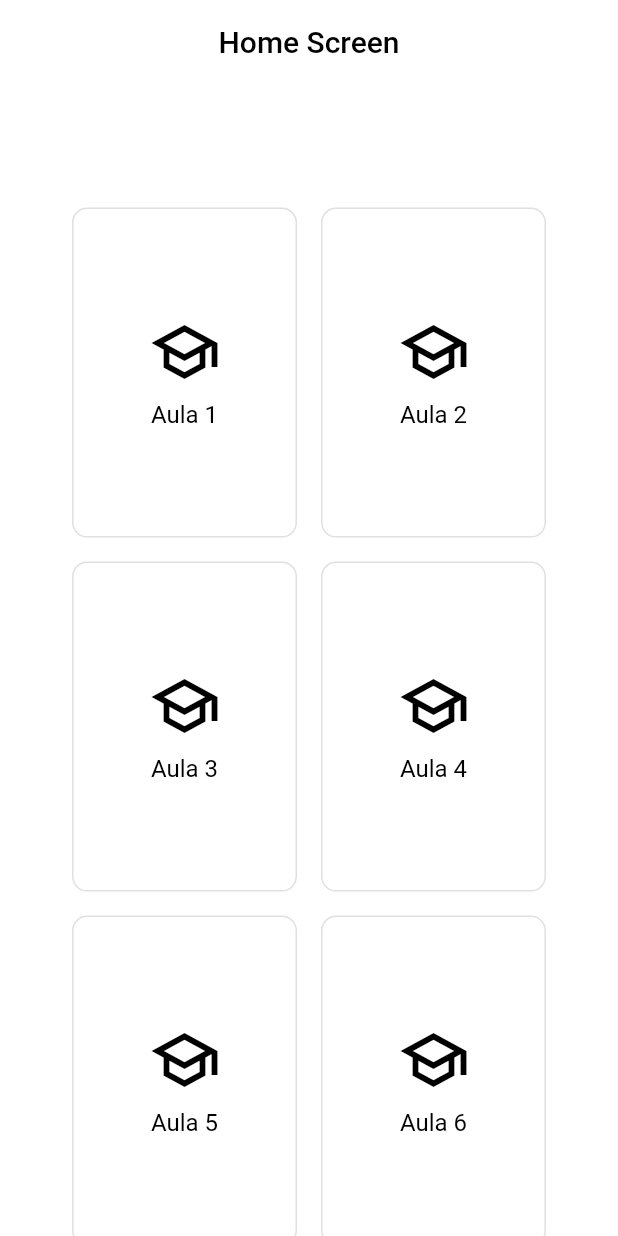
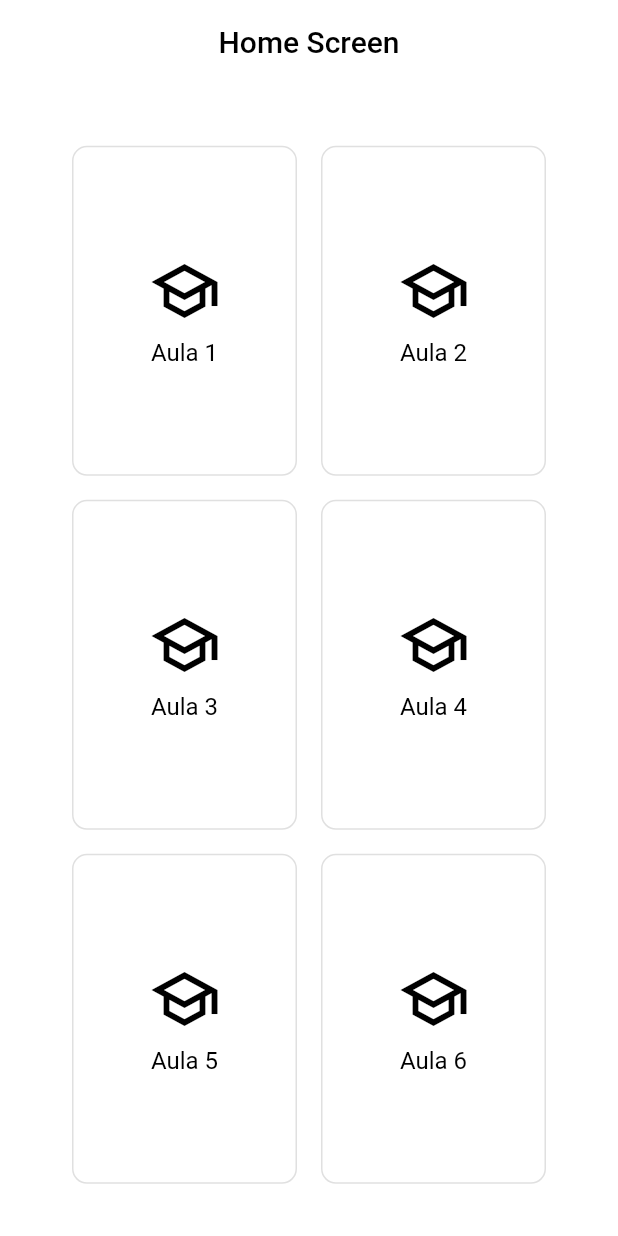
Before and after one commit to Star7-jpg/flutter-app, a Flutter app: the screen it shows after launch, on a phone screen of 412 x 824 dp. Run offline on Flutter 3.47's test engine with Material 3 defaults, Android fonts, the phone set to English and light mode, and no system bars.

Commit message:
03 Función para crear botones dinámicamente

```diff
--- a/lib/screens/home_screen.dart
+++ b/lib/screens/home_screen.dart
@@ -9,6 +9,17 @@ class HomeScreen extends StatefulWidget {
 }
 
 class _HomeScreenState extends State<HomeScreen> {
+
+//Lista de nombres de los botones
+final List<String> aulas = [
+    'Aula 1',
+    'Aula 2',
+    'Aula 3',
+    'Aula 4',
+    'Aula 5',
+    'Aula 6',
+  ];
+
   @override
   Widget build(BuildContext context) {
     final screenHeight =
@@ -21,7 +32,7 @@ class _HomeScreenState extends State<HomeScreen> {
 
       body: SingleChildScrollView(
         child: Padding(
-          padding: EdgeInsets.only(top: screenHeight * 0.10),
+          padding: EdgeInsets.only(top: screenHeight * 0.05),
 
           child: Center(
             child: Wrap(
@@ -29,147 +40,34 @@ class _HomeScreenState extends State<HomeScreen> {
               runSpacing: 16,
               alignment: WrapAlignment.center,
 
-              children: [
-                SizedBox(
+              children: aulas.map((aula) => _buildAulaButton(aula)).toList(),
+            ),
+          ),
+        ),
+      ),
+    );
+  }
+
+
+//Función reutilizada para crear los botones de las aulas
+  Widget _buildAulaButton(String label) {
+    return SizedBox(
       width: 150,
       height: 220,
       child: OutlinedButton(
         onPressed: () {
           Navigator.push(
             context,
-                        MaterialPageRoute(
-                          builder: (context) => const ScreenInfo(),
-                        ),
+            MaterialPageRoute(builder: (context) => const ScreenInfo()),
           );
         },
         child: Column(
           mainAxisAlignment: MainAxisAlignment.center,
           children: [
-                        Icon(Icons.school_outlined, size: 48), // Icono de inicio
-                        SizedBox(height: 8),
-                        Text('Aula 1'),
+            const Icon(Icons.school_outlined, size: 48),
+            const SizedBox(height: 8),
+            Text(label),
           ],
-                    ),
-                  ),
-                ),
-
-                SizedBox(
-                  width: 150,
-                  height: 220,
-                  child: OutlinedButton(
-                    onPressed: () {
-                        Navigator.push(
-                        context,
-                        MaterialPageRoute(
-                          builder: (context) => const ScreenInfo(),
-                        ),
-                      );
-                    },
-                    child: Column(
-                      mainAxisAlignment: MainAxisAlignment.center,
-                      children: [
-                        Icon(Icons.school_outlined, size: 48), // Icono de inicio
-                        SizedBox(height: 8),
-                        Text('Aula 2'),
-                      ],
-                    ),
-                  ),
-                ),
-
-                SizedBox(
-                  width: 150,
-                  height: 220,
-                  child: OutlinedButton(
-                    onPressed: () {
-                      Navigator.push(
-                        context,
-                        MaterialPageRoute(
-                          builder: (context) => const ScreenInfo(),
-                        ),
-                      );
-                    },
-                    child: Column(
-                      mainAxisAlignment: MainAxisAlignment.center,
-                      children: [
-                        Icon(Icons.school_outlined, size: 48), // Icono de inicio
-                        SizedBox(height: 8),
-                        Text('Aula 3'),
-                      ],
-                    ),
-                  ),
-                ),
-
-                SizedBox(
-                  width: 150,
-                  height: 220,
-                  child: OutlinedButton(
-                    onPressed: () {
-                      Navigator.push(
-                        context,
-                        MaterialPageRoute(
-                          builder: (context) => const ScreenInfo(),
-                        ),
-                      );
-                    },
-                    child: Column(
-                      mainAxisAlignment: MainAxisAlignment.center,
-                      children: [
-                        Icon(Icons.school_outlined, size: 48), // Icono de inicio
-                        SizedBox(height: 8),
-                        Text('Aula 4'),
-                      ],
-                    ),
-                  ),
-                ),
-
-                SizedBox(
-                  width: 150,
-                  height: 220,
-                  child: OutlinedButton(
-                    onPressed: () {
-                      Navigator.push(
-                        context,
-                        MaterialPageRoute(
-                          builder: (context) => const ScreenInfo(),
-                        ),
-                      );
-                    },
-                    child: Column(
-                      mainAxisAlignment: MainAxisAlignment.center,
-                      children: [
-                        Icon(Icons.school_outlined, size: 48), // Icono de inicio
-                        SizedBox(height: 8),
-                        Text('Aula 5'),
-                      ],
-                    ),
-                  ),
-                ),
-
-                SizedBox(
-                  width: 150,
-                  height: 220,
-                  child: OutlinedButton(
-                    onPressed: () {
-                      Navigator.push(
-                        context,
-                        MaterialPageRoute(
-                          builder: (context) => const ScreenInfo(),
-                        ),
-                      );
-                    },
-                    child: Column(
-                      mainAxisAlignment: MainAxisAlignment.center,
-                      children: [
-                        Icon(Icons.school_outlined, size: 48), // Icono de inicio
-                        SizedBox(height: 8),
-                        Text('Aula 6'),
-                      ],
-                    ),
-                  ),
-                ),
-              ],
-            ),
-          ),
         ),
       ),
     );
```
Lines whose indentation alone changed are shown as unchanged.
